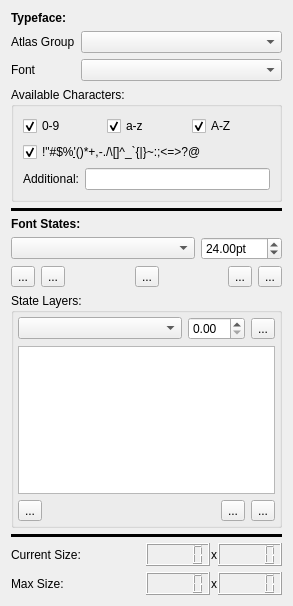
Old version of the form DesignerTool/src/WidgetFont.ui in the repository GameOverture/HarmonyEngine.
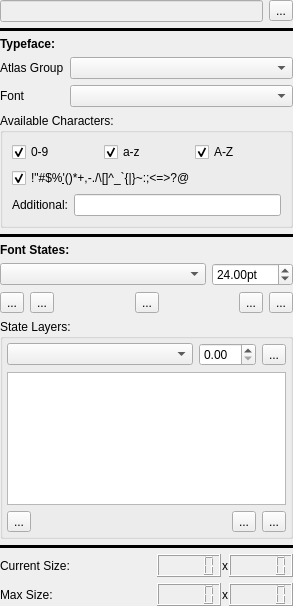
New version of the form. Icons and pictures are not drawn. Custom widgets are drawn as their Qt base class.

Commit message: Font widget rework is ready for cmd implementation

```diff
--- a/DesignerTool/src/WidgetFont.ui
+++ b/DesignerTool/src/WidgetFont.ui
@@ -14,6 +14,52 @@
    <string>Form</string>
   </property>
   <layout class="QVBoxLayout" name="verticalLayout_2">
+   <property name="leftMargin">
+    <number>0</number>
+   </property>
+   <property name="topMargin">
+    <number>0</number>
+   </property>
+   <property name="rightMargin">
+    <number>0</number>
+   </property>
+   <property name="bottomMargin">
+    <number>0</number>
+   </property>
+   <item>
+    <layout class="QHBoxLayout" name="horizontalLayout_9">
+     <item>
+      <widget class="QLineEdit" name="txtPrefixAndName">
+       <property name="enabled">
+        <bool>false</bool>
+       </property>
+       <property name="readOnly">
+        <bool>true</bool>
+       </property>
+      </widget>
+     </item>
+     <item>
+      <widget class="QToolButton" name="btnRenameFont">
+       <property name="text">
+        <string>...</string>
+       </property>
+      </widget>
+     </item>
+    </layout>
+   </item>
+   <item>
+    <widget class="Line" name="line_4">
+     <property name="frameShadow">
+      <enum>QFrame::Plain</enum>
+     </property>
+     <property name="lineWidth">
+      <number>5</number>
+     </property>
+     <property name="orientation">
+      <enum>Qt::Horizontal</enum>
+     </property>
+    </widget>
+   </item>
    <item>
     <widget class="QLabel" name="label">
      <property name="font">
```
Left out of the diff: 112 changed lines with no effect on the pictures. The commit also changes 5 other files.
